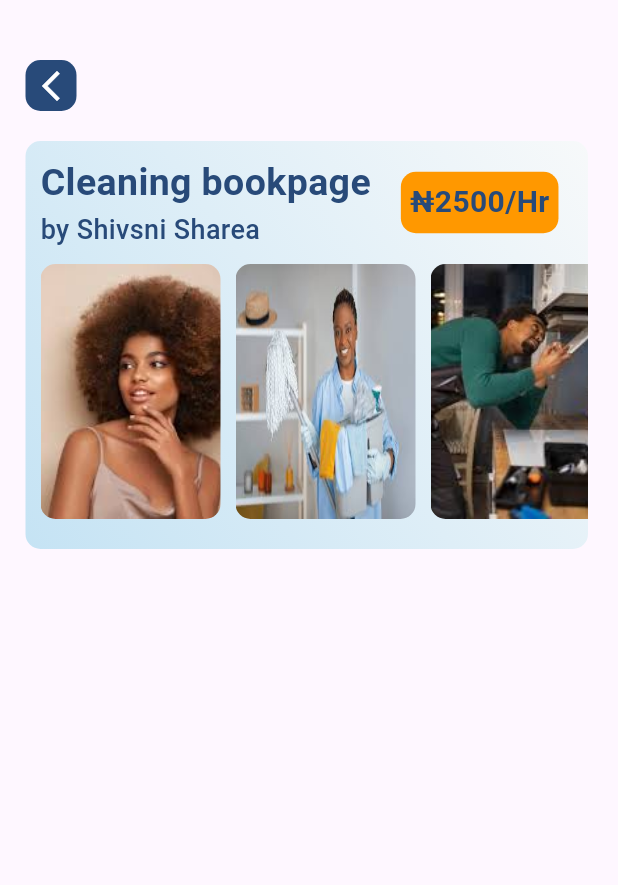
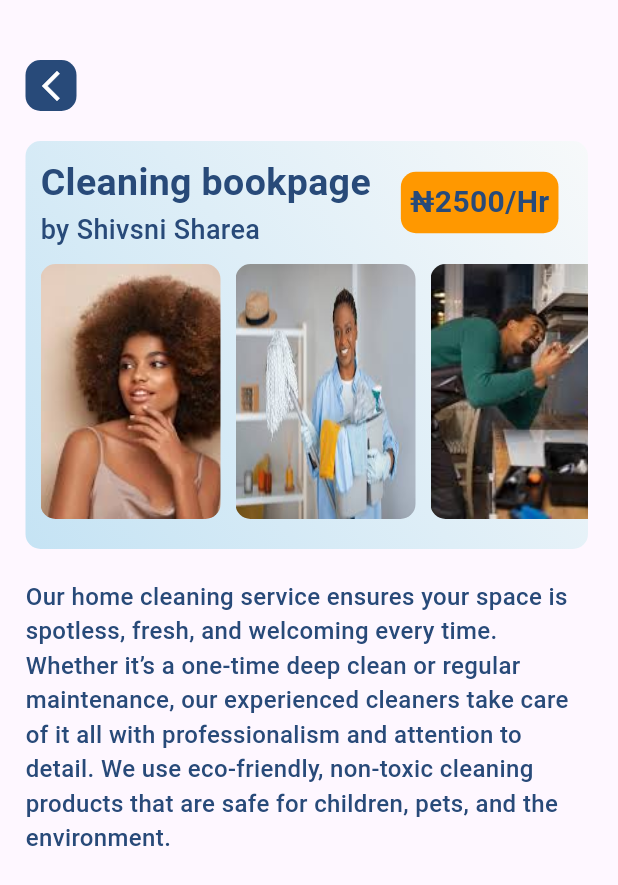
Before and after one commit to Senwin5/serviceproduction, a Flutter app: the screen it shows after launch, on a phone screen of 412 x 824 dp. Shown: the top 885 px of the screen. Run offline on Flutter 3.47's test engine with Material 3 defaults, Android fonts, the phone set to English and light mode, and no system bars; our stand-ins replace curved_navigation_bar.

Commit message:
Descriptions added

```diff
--- a/lib/pages/book_page.dart
+++ b/lib/pages/book_page.dart
@@ -129,8 +129,18 @@ class _BookPageState extends State<BookPage> {
                     ),
                   ),
                   SizedBox(height: 20.0),
-
                 ],
+              ),
+            ),
+            SizedBox(height: 20.0),
+            Text(
+              'Our home cleaning service ensures your space is spotless, fresh, and welcoming every time. '
+              'Whether it’s a one-time deep clean or regular maintenance, our experienced cleaners take care of it all with professionalism and attention to detail. '
+              'We use eco-friendly, non-toxic cleaning products that are safe for children, pets, and the environment.',
+              style: TextStyle(
+                color: Color(0xff284a79),
+                fontSize: 16.0,
+                fontWeight: FontWeight.w500,
               ),
             ),
           ],
```
